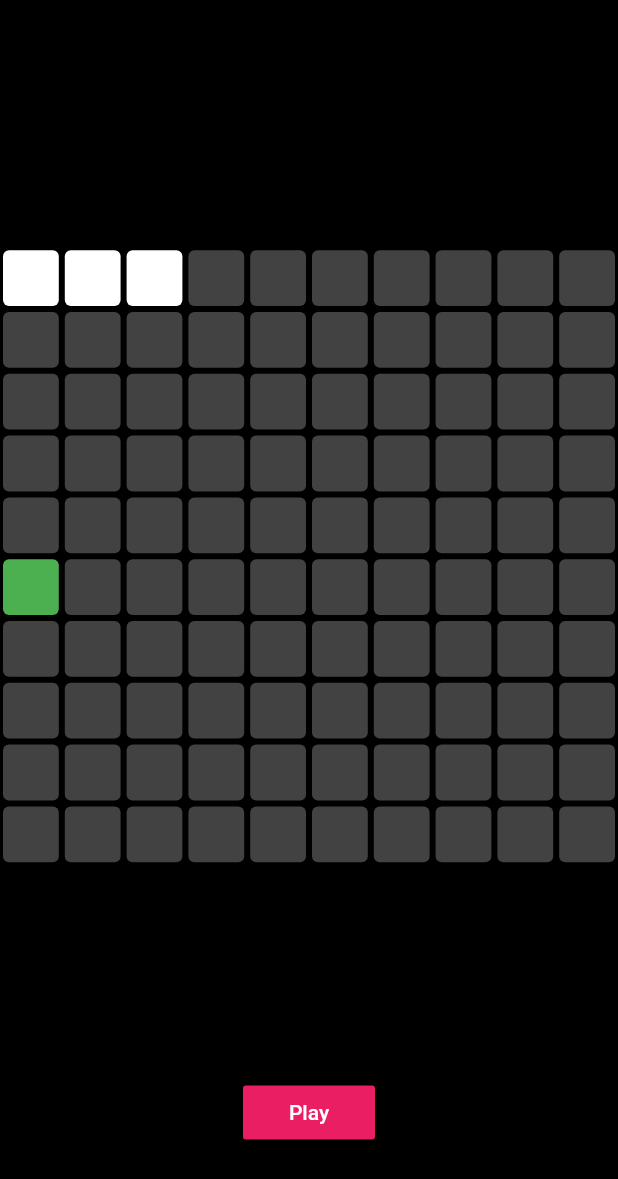
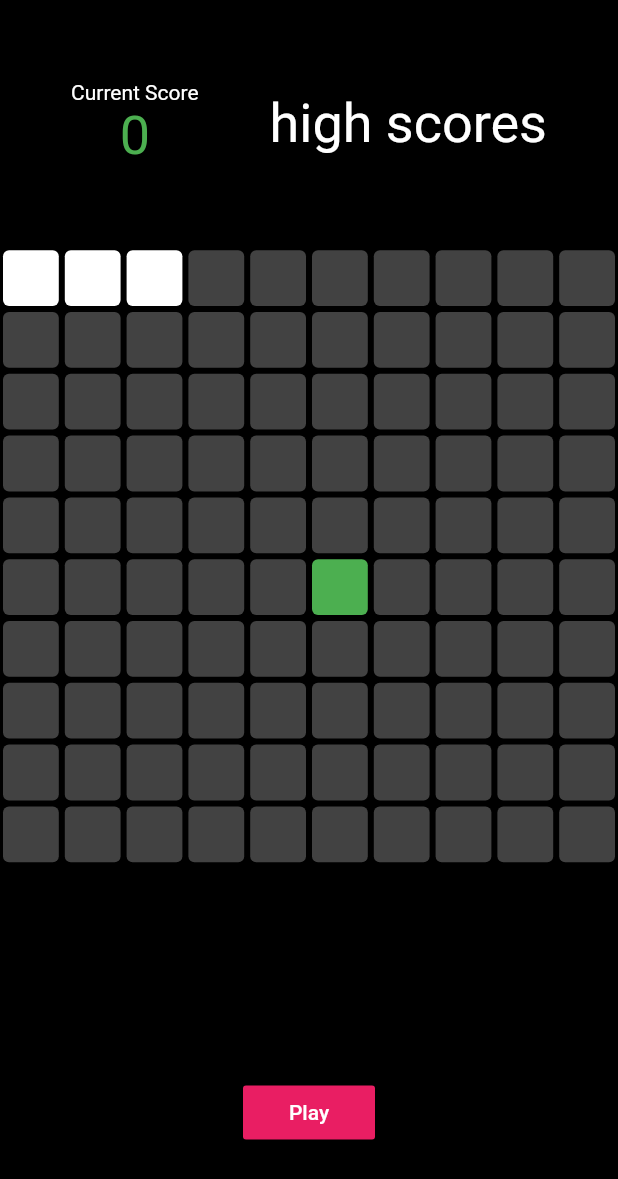
Before and after one commit to ashrafsayed2018/snake-game, a Flutter app: the screen it shows after launch, on a phone screen of 412 x 824 dp. Shown: the top 1179 px of the screen. Run offline on Flutter 3.47's test engine with Material 2 defaults, Android fonts, the phone set to English and light mode, and no system bars.

Commit message:
current socre

```diff
--- a/lib/home_page.dart
+++ b/lib/home_page.dart
@@ -20,11 +20,15 @@ class _HomePageState extends State<HomePage> {
 
   int rowSize = 10;
   int totalNumberOfSquares = 100;
+  bool gameHasStarted = false;
 
   // snak position
   List<int> snakePostion = [0, 1, 2];
   // food postion
-  int foodPosition = 50;
+  int foodPosition = 55;
+
+  // current score
+  int currentScore = 0;
 
   // snake direction is initally to the right
 
@@ -33,6 +37,7 @@ class _HomePageState extends State<HomePage> {
   // start the game when start button is clicked
 
   void startGame() {
+    gameHasStarted = true;
     Timer.periodic(const Duration(milliseconds: 400), (timer) {
       setState(() {
         // move the snake
@@ -46,9 +51,27 @@ class _HomePageState extends State<HomePage> {
           showDialog(
               context: context,
               builder: (context) {
-                return const AlertDialog(
-                  title: Text("game is over"),
-                  content: Text("current score: "),
+                return AlertDialog(
+                  title: const Text("game is over"),
+                  content: Column(
+                    children: [
+                      Text("current score: ${currentScore.toString()}"),
+                      const TextField(
+                        decoration: InputDecoration(hintText: "Enter name?"),
+                      ),
+                    ],
+                  ),
+                  actions: [
+                    MaterialButton(
+                      onPressed: () {
+                        submitScore();
+                        Navigator.pop(context);
+                        restartGame();
+                      },
+                      color: Colors.pink,
+                      child: const Text("Sumbit"),
+                    )
+                  ],
                 );
               });
         }
@@ -56,7 +79,13 @@ class _HomePageState extends State<HomePage> {
     });
   }
 
+  // submit the score to the firebase database
+  void submitScore() {
+    //
+  }
+
   void eatFood() {
+    currentScore++;
     // making sure the food is not where the snake is
     while (snakePostion.contains(foodPosition)) {
       foodPosition = Random().nextInt(totalNumberOfSquares);
@@ -158,6 +187,18 @@ class _HomePageState extends State<HomePage> {
     }
   }
 
+  // game restart
+
+  restartGame() {
+    setState(() {
+      snakePostion = [0, 1, 2];
+    });
+    foodPosition = 55;
+    currentDirection = snakeDirection.RIGHT;
+    gameHasStarted = false;
+    currentScore = 0;
+  }
+
   @override
   Widget build(BuildContext context) {
     return Scaffold(
@@ -167,7 +208,31 @@ class _HomePageState extends State<HomePage> {
             // high scores
 
             Expanded(
-              child: Container(),
+              child: Row(
+                mainAxisAlignment: MainAxisAlignment.spaceEvenly,
+                crossAxisAlignment: CrossAxisAlignment.center,
+                children: [
+                  Column(
+                    mainAxisAlignment: MainAxisAlignment.center,
+                    children: [
+                      const Text("Current Score"),
+                      // user current score
+                      Text(
+                        currentScore.toString(),
+                        style: const TextStyle(
+                          fontSize: 36,
+                          color: Colors.green,
+                        ),
+                      ),
+                    ],
+                  ),
+                  // high scores top 5 or top 10
+                  const Text(
+                    "high scores",
+                    style: TextStyle(fontSize: 36),
+                  )
+                ],
+              ),
             ),
             // game grid
             Expanded(
@@ -215,8 +280,8 @@ class _HomePageState extends State<HomePage> {
               child: SizedBox(
                 child: Center(
                   child: MaterialButton(
-                    color: Colors.pink,
-                    onPressed: startGame,
+                    color: gameHasStarted ? Colors.grey : Colors.pink,
+                    onPressed: gameHasStarted ? () {} : startGame,
                     child: const Text("Play"),
                   ),
                 ),
```
